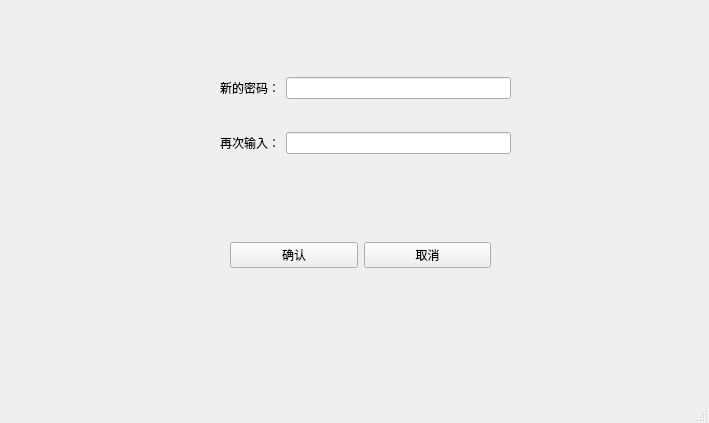
Before: the Qt Designer form pan/Ui_changeWindow.ui in lilyht/socketproject, drawn with Qt 5.
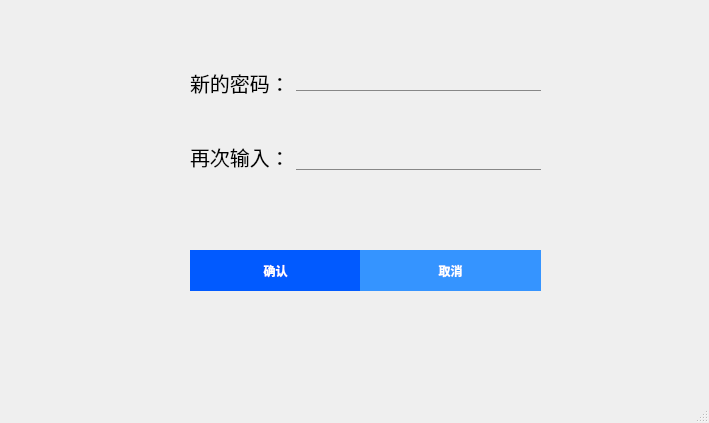
After: the same form once the commit is applied.

Commit message: panWindow稍改,修改密码界面美化，修改密码功能现已可用

What changed in the file:
```diff
--- a/pan/Ui_changeWindow.ui
+++ b/pan/Ui_changeWindow.ui
@@ -17,60 +17,113 @@
    <widget class="QWidget" name="gridLayoutWidget">
     <property name="geometry">
      <rect>
-      <x>220</x>
-      <y>50</y>
-      <width>291</width>
-      <height>131</height>
+      <x>190</x>
+      <y>30</y>
+      <width>351</width>
+      <height>181</height>
      </rect>
     </property>
     <layout class="QGridLayout" name="gridLayout">
      <item row="1" column="0">
       <widget class="QLabel" name="reenterLabel">
+       <property name="styleSheet">
+        <string notr="true">font: 15pt</string>
+       </property>
        <property name="text">
         <string>再次输入：</string>
        </property>
       </widget>
      </item>
      <item row="0" column="1">
-      <widget class="QLineEdit" name="newPswLine"/>
+      <widget class="QLineEdit" name="newPswLine">
+       <property name="styleSheet">
+        <string notr="true">font: 25 12pt &quot;微软雅黑 Light&quot;;
+border-style: none;
+border-bottom: 1px solid rgb(135, 135, 135);
+background-color: rgba(255,255,255,0)
+</string>
+       </property>
+       <property name="echoMode">
+        <enum>QLineEdit::Password</enum>
+       </property>
+      </widget>
      </item>
      <item row="0" column="0">
       <widget class="QLabel" name="newPswLabel">
+       <property name="styleSheet">
+        <string notr="true">font: 15pt</string>
+       </property>
        <property name="text">
         <string>新的密码：</string>
        </property>
       </widget>
      </item>
      <item row="1" column="1">
-      <widget class="QLineEdit" name="reenterLine"/>
+      <widget class="QLineEdit" name="reenterLine">
+       <property name="font">
+        <font>
+         <family>微软雅黑 Light</family>
+         <pointsize>12</pointsize>
+         <weight>3</weight>
+         <italic>false</italic>
+         <bold>false</bold>
+         <strikeout>false</strikeout>
+        </font>
+       </property>
+       <property name="styleSheet">
+        <string notr="true">font: 25 12pt &quot;微软雅黑 Light&quot;;
+border-style: none;
+border-bottom: 1px solid rgb(135, 135, 135);
+background-color: rgba(255,255,255,0)
+</string>
+       </property>
+       <property name="echoMode">
+        <enum>QLineEdit::Password</enum>
+       </property>
+      </widget>
      </item>
     </layout>
    </widget>
-   <widget class="QWidget" name="horizontalLayoutWidget">
+   <widget class="QPushButton" name="confirmButton">
     <property name="geometry">
      <rect>
-      <x>230</x>
-      <y>200</y>
-      <width>261</width>
-      <height>111</height>
+      <x>190</x>
+      <y>250</y>
+      <width>171</width>
+      <height>41</height>
      </rect>
     </property>
-    <layout class="QHBoxLayout" name="horizontalLayout">
-     <item>
-      <widget class="QPushButton" name="confirmButton">
-       <property name="text">
-        <string>确认</string>
-       </property>
-      </widget>
-     </item>
-     <item>
-      <widget class="QPushButton" name="exitButton">
-       <property name="text">
-        <string>取消</string>
-       </property>
-      </widget>
-     </item>
-    </layout>
+    <property name="styleSheet">
+     <string notr="true">border-style: none;
+background-color: rgb(1, 90, 255);
+font: 10pt &quot;Microsoft YaHei UI&quot;;
+color: white;
+font-weight: bold;</string>
+    </property>
+    <property name="text">
+     <string>确认</string>
+    </property>
+   </widget>
+   <widget class="QPushButton" name="exitButton">
+    <property name="geometry">
+     <rect>
+      <x>360</x>
+      <y>250</y>
+      <width>181</width>
+      <height>41</height>
+     </rect>
+    </property>
+    <property name="styleSheet">
+     <string notr="true">border-style: none;
+background-color: rgb(53, 148, 255);
+font: 10pt &quot;Microsoft YaHei UI&quot;;
+color: white;
+font-weight: bold;
+</string>
+    </property>
+    <property name="text">
+     <string>取消</string>
+    </property>
    </widget>
   </widget>
   <widget class="QMenuBar" name="menubar">
```
Left out of the diff: 2 changed lines with no effect on the pictures. The commit also changes 5 other files.
